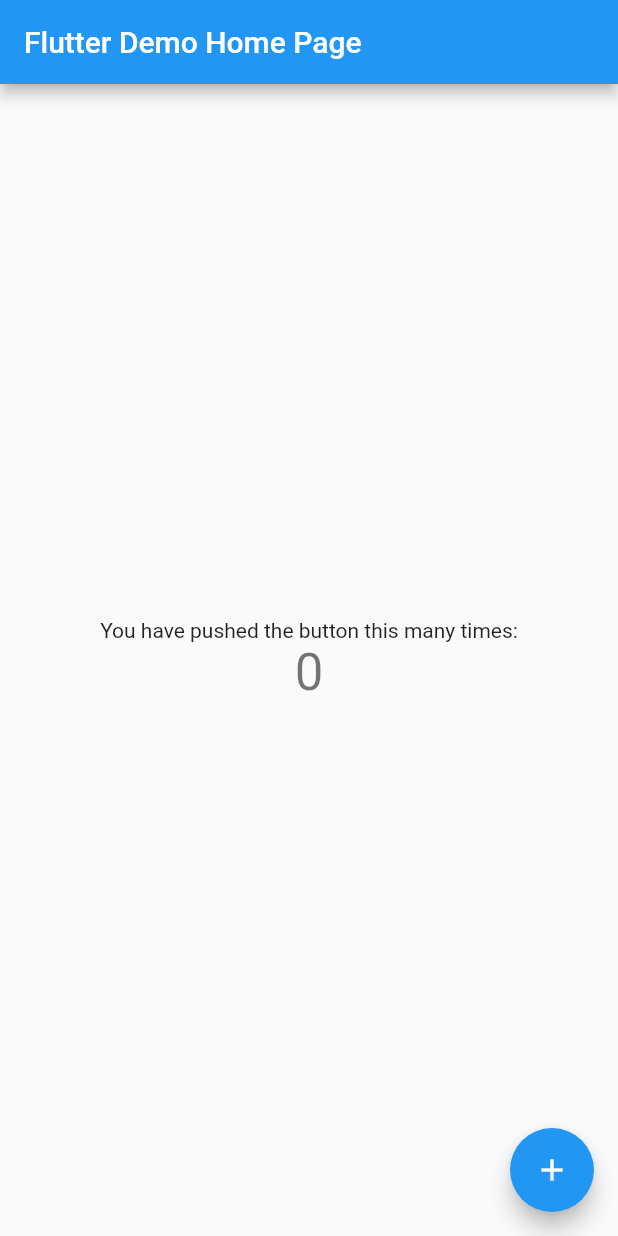
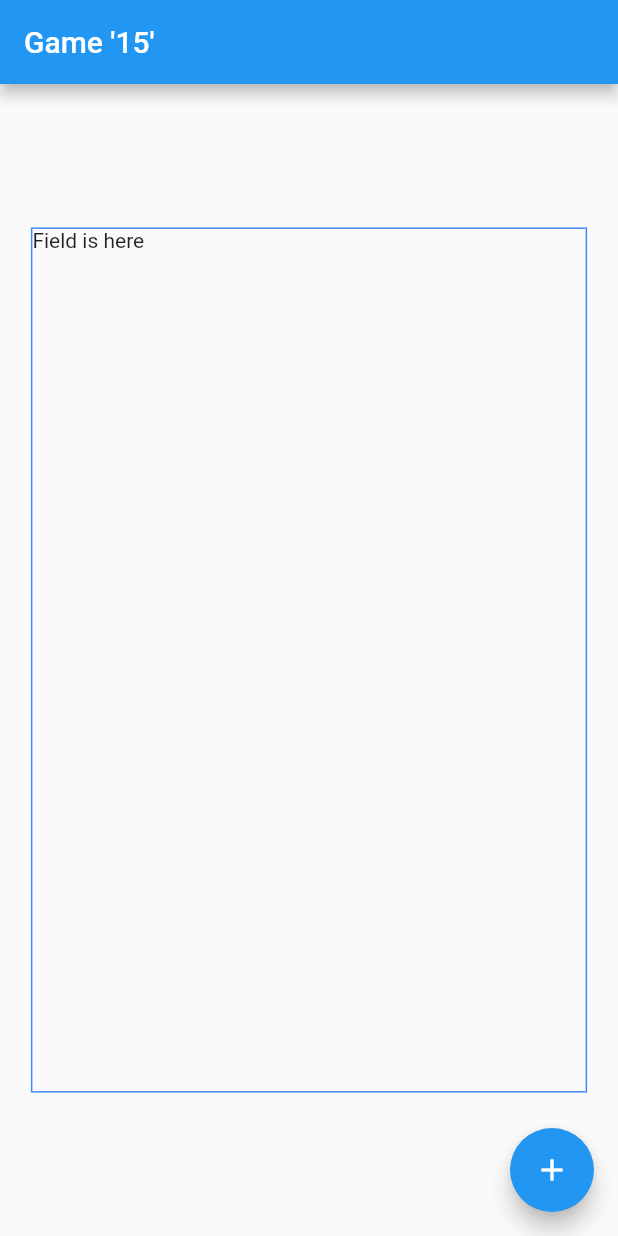
Before and after one commit to taras-rashnik/game-15-flutter, a Flutter app: the screen it shows after launch, on a phone screen of 412 x 824 dp. Run offline on Flutter 3.47's test engine with Material 2 defaults, Android fonts, the phone set to English and light mode, and no system bars.

Commit message:
add empty FieldWidget

```diff
--- /dev/null
+++ b/lib/field_widget.dart
@@ -0,0 +1,31 @@
+import 'package:flutter/material.dart';
+
+import 'geometry/csize.dart';
+
+class FieldWidget extends StatefulWidget {
+  const FieldWidget({
+    Key key,
+    @required this.fieldSize,
+  }) : super(key: key);
+
+  final CSize fieldSize;
+
+  @override
+  _FieldWidgetState createState() => _FieldWidgetState();
+}
+
+class _FieldWidgetState extends State<FieldWidget> {
+  @override
+  Widget build(BuildContext context) {
+    return Container(
+      width: widget.fieldSize.width,
+      height: widget.fieldSize.height,
+      decoration: BoxDecoration(
+          border: Border.all(color: Colors.blueAccent)
+      ),
+      child: Text(
+        'Field is here',
+      ),
+    );
+  }
+}
--- /dev/null
+++ b/lib/geometry/csize.dart
@@ -0,0 +1,6 @@
+class CSize{
+  final num width;
+  final num height;
+
+  CSize({this.width, this.height});
+}
--- a/lib/main.dart
+++ b/lib/main.dart
@@ -1,111 +1,45 @@
 import 'package:flutter/material.dart';
+
+import 'field_widget.dart';
+import 'geometry/csize.dart';
 
 void main() => runApp(MyApp());
 
 class MyApp extends StatelessWidget {
-  // This widget is the root of your application.
   @override
   Widget build(BuildContext context) {
     return MaterialApp(
       title: 'Flutter Demo',
       theme: ThemeData(
-        // This is the theme of your application.
-        //
-        // Try running your application with "flutter run". You'll see the
-        // application has a blue toolbar. Then, without quitting the app, try
-        // changing the primarySwatch below to Colors.green and then invoke
-        // "hot reload" (press "r" in the console where you ran "flutter run",
-        // or simply save your changes to "hot reload" in a Flutter IDE).
-        // Notice that the counter didn't reset back to zero; the application
-        // is not restarted.
         primarySwatch: Colors.blue,
       ),
-      home: MyHomePage(title: 'Flutter Demo Home Page'),
+      home: new MyHomepage(),
     );
   }
 }
 
-class MyHomePage extends StatefulWidget {
-  MyHomePage({Key key, this.title}) : super(key: key);
-
-  // This widget is the home page of your application. It is stateful, meaning
-  // that it has a State object (defined below) that contains fields that affect
-  // how it looks.
-
-  // This class is the configuration for the state. It holds the values (in this
-  // case the title) provided by the parent (in this case the App widget) and
-  // used by the build method of the State. Fields in a Widget subclass are
-  // always marked "final".
-
-  final String title;
-
-  @override
-  _MyHomePageState createState() => _MyHomePageState();
-}
-
-class _MyHomePageState extends State<MyHomePage> {
-  int _counter = 0;
-
-  void _incrementCounter() {
-    setState(() {
-      // This call to setState tells the Flutter framework that something has
-      // changed in this State, which causes it to rerun the build method below
-      // so that the display can reflect the updated values. If we changed
-      // _counter without calling setState(), then the build method would not be
-      // called again, and so nothing would appear to happen.
-      _counter++;
-    });
-  }
-
+class MyHomepage extends StatelessWidget {
   @override
   Widget build(BuildContext context) {
-    // This method is rerun every time setState is called, for instance as done
-    // by the _incrementCounter method above.
-    //
-    // The Flutter framework has been optimized to make rerunning build methods
-    // fast, so that you can just rebuild anything that needs updating rather
-    // than having to individually change instances of widgets.
+    var screenSize = MediaQuery.of(context).size;
+
+    var fieldSize = CSize(
+      width: screenSize.width * 0.9,
+      height: screenSize.height * 0.7,
+    );
+
     return Scaffold(
       appBar: AppBar(
-        // Here we take the value from the MyHomePage object that was created by
-        // the App.build method, and use it to set our appbar title.
-        title: Text(widget.title),
+        title: Text("Game '15'"),
       ),
       body: Center(
-        // Center is a layout widget. It takes a single child and positions it
-        // in the middle of the parent.
-        child: Column(
-          // Column is also a layout widget. It takes a list of children and
-          // arranges them vertically. By default, it sizes itself to fit its
-          // children horizontally, and tries to be as tall as its parent.
-          //
-          // Invoke "debug painting" (press "p" in the console, choose the
-          // "Toggle Debug Paint" action from the Flutter Inspector in Android
-          // Studio, or the "Toggle Debug Paint" command in Visual Studio Code)
-          // to see the wireframe for each widget.
-          //
-          // Column has various properties to control how it sizes itself and
-          // how it positions its children. Here we use mainAxisAlignment to
-          // center the children vertically; the main axis here is the vertical
-          // axis because Columns are vertical (the cross axis would be
-          // horizontal).
-          mainAxisAlignment: MainAxisAlignment.center,
-          children: <Widget>[
-            Text(
-              'You have pushed the button this many times:',
-            ),
-            Text(
-              '$_counter',
-              style: Theme.of(context).textTheme.display1,
-            ),
-          ],
-        ),
+        child: new FieldWidget(fieldSize: fieldSize),
       ),
       floatingActionButton: FloatingActionButton(
-        onPressed: _incrementCounter,
-        tooltip: 'Increment',
+        onPressed: (){print('new game');},
+        tooltip: 'New game',
         child: Icon(Icons.add),
-      ), // This trailing comma makes auto-formatting nicer for build methods.
+      ),
     );
   }
 }
```
